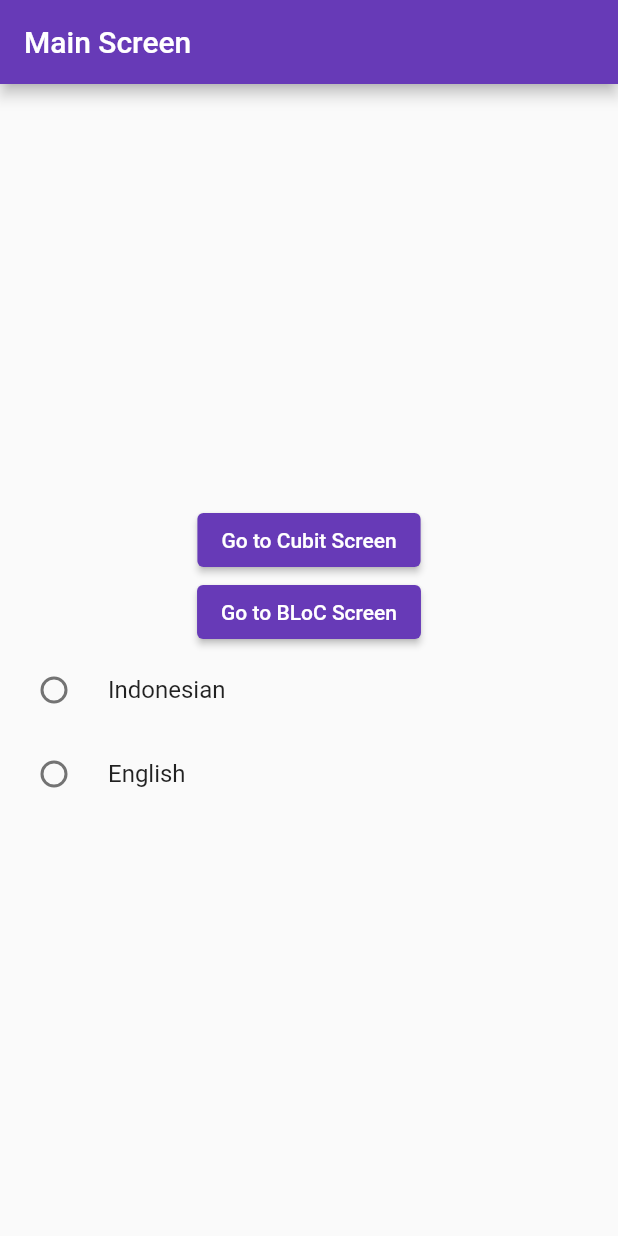
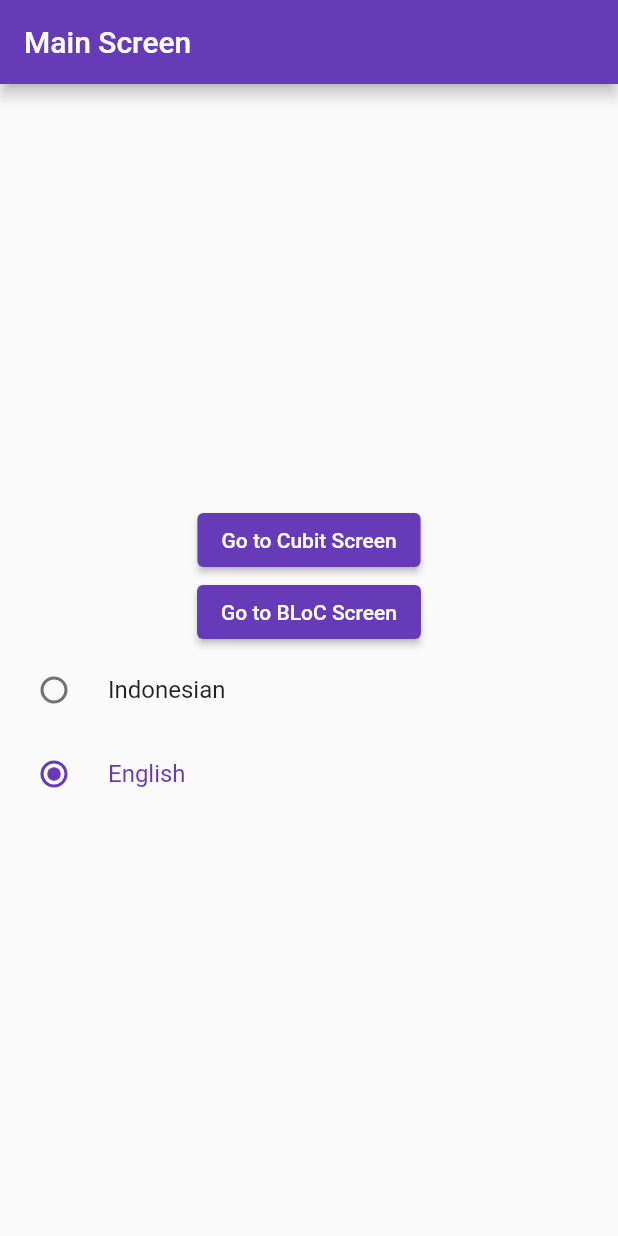
Before and after one commit to sastra-koding/flutterx, a Flutter app: the screen it shows after launch, on a phone screen of 412 x 824 dp. Run offline on Flutter 3.47's test engine with Material 2 defaults, Android fonts, the light colour scheme and no system bars; our stand-ins replace equatable, flutter_bloc, hydrated_bloc.

Commit message:
fix: :bug: add initial value multi language

```diff
--- a/lib/main.dart
+++ b/lib/main.dart
@@ -29,9 +29,9 @@ class App extends StatelessWidget {
     return MultiBlocProvider(
       providers: providers,
       child: BlocBuilder<MainCubit, MainState>(
-        builder: (context, state) => MaterialApp(
-          title: 'Flutter Demo',
-          locale: const Locale('en'),
+        builder: (context, state) {
+          return MaterialApp(
+            locale: Locale(state.locale!),
             supportedLocales: const [
               Locale('en', ''),
               Locale('id', ''),
@@ -39,6 +39,7 @@ class App extends StatelessWidget {
             localizationsDelegates: const [
               AppLocalizations.delegate,
               GlobalMaterialLocalizations.delegate,
+              GlobalCupertinoLocalizations.delegate,
               GlobalWidgetsLocalizations.delegate,
             ],
             theme: ThemeData(
@@ -49,7 +50,8 @@ class App extends StatelessWidget {
               '/bloc': (context) => const BlocScreen(),
             },
             home: const MainScreen(),
-        ),
+          );
+        }
       ),
     );
   }
--- a/lib/store/cubits/main/main_cubit.dart
+++ b/lib/store/cubits/main/main_cubit.dart
@@ -7,19 +7,18 @@ part 'main_cubit.g.dart';
 // Buat sebuah state untuk menyimpan informasi autentikasi
 @JsonSerializable()
 class MainState extends Equatable {
-  final String locale;
+  final String? locale;
 
   const MainState({
-    this.locale = 'en',
+    this.locale,
   });
 
   MainState copyWith({
     String? locale,
-  }) {
-    return MainState(
-      locale: locale ?? this.locale,
-    );
-  }
+  }) =>
+      MainState(
+        locale: locale ?? this.locale,
+      );
 
   @override
   List<Object?> get props => [locale];
@@ -29,7 +28,7 @@ class MainState extends Equatable {
 class MainCubit extends HydratedCubit<MainState> {
   MainCubit()
       : super(const MainState(
-          locale: '',
+          locale: 'en',
         ));
 
   @override
```
Lines whose indentation alone changed are shown as unchanged.
